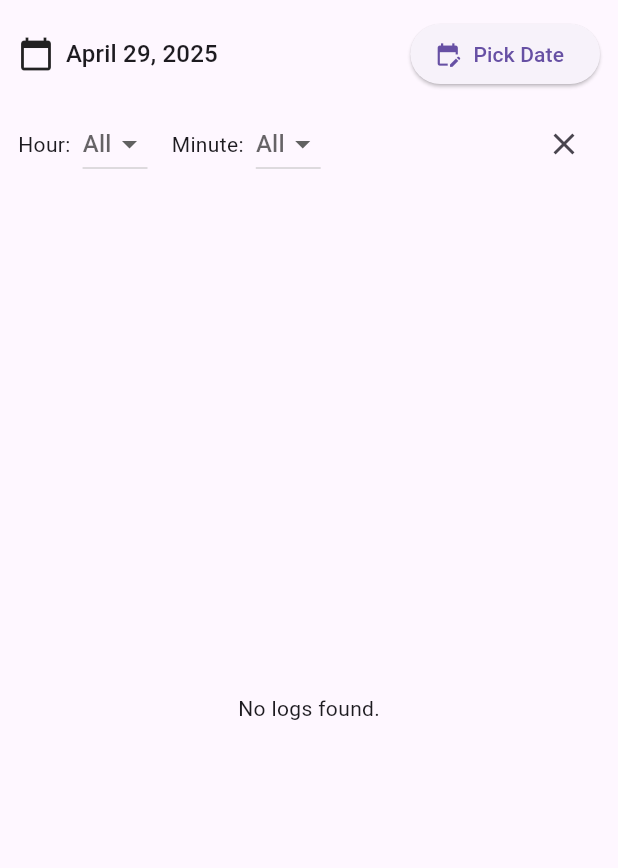
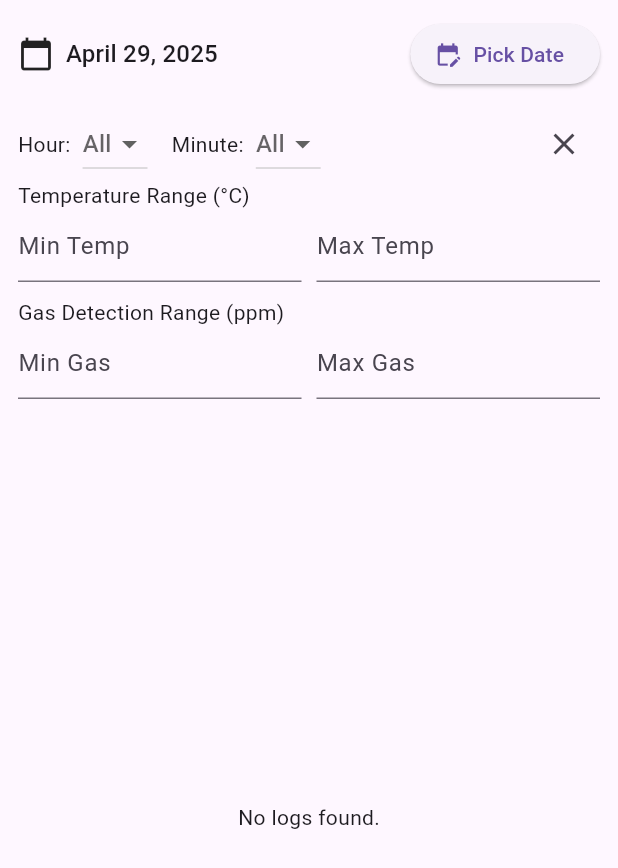
Before and after one commit to SinOfGuardian/pigpen_iot, a Flutter app: the LogTableScreen screen opened directly, after a tap on the "clear" icon, on a phone screen of 412 x 824 dp. Shown: the top 868 px of the screen. Run offline on Flutter 3.47's test engine with Material 3 defaults, Android fonts, the phone set to English and light mode, and no system bars; our stand-ins replace awesome_dialog, cached_network_image, cloud_firestore, entry, eva_icons_flutter, firebase_auth and 22 more; missing offline and left inert: blobs, ffmpeg_kit_flutter_new, firebase_app_check, mjpeg_stream, video_thumbnail; accounts and stored records are empty; generated files the repository leaves out were written again.

Commit message:
(UPDATE) LOG SCREEN
🔧 Error fixed by using TextEditingController properly and disposing them

✅ Temperature & gas detection filters are now functional

✅ Heat Index and Humidity columns added

```diff
--- a/lib/apps/home/userdevices/logs/log_table_screen.dart
+++ b/lib/apps/home/userdevices/logs/log_table_screen.dart
@@ -2,12 +2,32 @@ import 'package:flutter/material.dart';
 import 'package:flutter_riverpod/flutter_riverpod.dart';
 import 'package:intl/intl.dart';
 import 'package:pigpen_iot/apps/home/userdevices/logs/logs_table_provider.dart';
+import 'package:tuple/tuple.dart';
 
-class LogTableScreen extends ConsumerWidget {
+class LogTableScreen extends ConsumerStatefulWidget {
   const LogTableScreen({super.key});
 
   @override
-  Widget build(BuildContext context, WidgetRef ref) {
+  ConsumerState<LogTableScreen> createState() => _LogTableScreenState();
+}
+
+class _LogTableScreenState extends ConsumerState<LogTableScreen> {
+  final tempMinCtrl = TextEditingController();
+  final tempMaxCtrl = TextEditingController();
+  final gasMinCtrl = TextEditingController();
+  final gasMaxCtrl = TextEditingController();
+
+  @override
+  void dispose() {
+    tempMinCtrl.dispose();
+    tempMaxCtrl.dispose();
+    gasMinCtrl.dispose();
+    gasMaxCtrl.dispose();
+    super.dispose();
+  }
+
+  @override
+  Widget build(BuildContext context) {
     final selectedDate = ref.watch(selectedLogDateProvider);
     final logsAsync = ref.watch(logsByDateProvider);
     final selectedHour = ref.watch(selectedHourProvider);
@@ -49,7 +69,7 @@ class LogTableScreen extends ConsumerWidget {
               ),
             ),
 
-            // FILTERS
+            // FILTER DROPDOWNS
             Padding(
               padding: const EdgeInsets.symmetric(horizontal: 12),
               child: Row(
@@ -94,13 +114,104 @@ class LogTableScreen extends ConsumerWidget {
                     onPressed: () {
                       ref.read(selectedHourProvider.notifier).state = null;
                       ref.read(selectedMinuteProvider.notifier).state = null;
+                      ref.read(tempRangeProvider.notifier).state =
+                          const Tuple2(null, null);
+                      ref.read(gasRangeProvider.notifier).state =
+                          const Tuple2(null, null);
+                      tempMinCtrl.clear();
+                      tempMaxCtrl.clear();
+                      gasMinCtrl.clear();
+                      gasMaxCtrl.clear();
                     },
                   ),
                 ],
               ),
             ),
 
-            // LOGS TABLE
+            // RANGE FILTERS
+            Padding(
+              padding: const EdgeInsets.symmetric(horizontal: 12),
+              child: Column(
+                crossAxisAlignment: CrossAxisAlignment.start,
+                children: [
+                  const Text("Temperature Range (°C)"),
+                  Row(
+                    children: [
+                      Flexible(
+                        child: TextField(
+                          controller: tempMinCtrl,
+                          decoration:
+                              const InputDecoration(hintText: "Min Temp"),
+                          keyboardType: TextInputType.number,
+                          onChanged: (val) {
+                            final range = ref.read(tempRangeProvider);
+                            ref.read(tempRangeProvider.notifier).state = Tuple2(
+                              double.tryParse(val),
+                              range.item2,
+                            );
+                          },
+                        ),
+                      ),
+                      const SizedBox(width: 10),
+                      Flexible(
+                        child: TextField(
+                          controller: tempMaxCtrl,
+                          decoration:
+                              const InputDecoration(hintText: "Max Temp"),
+                          keyboardType: TextInputType.number,
+                          onChanged: (val) {
+                            final range = ref.read(tempRangeProvider);
+                            ref.read(tempRangeProvider.notifier).state = Tuple2(
+                              range.item1,
+                              double.tryParse(val),
+                            );
+                          },
+                        ),
+                      ),
+                    ],
+                  ),
+                  const SizedBox(height: 10),
+                  const Text("Gas Detection Range (ppm)"),
+                  Row(
+                    children: [
+                      Flexible(
+                        child: TextField(
+                          controller: gasMinCtrl,
+                          decoration:
+                              const InputDecoration(hintText: "Min Gas"),
+                          keyboardType: TextInputType.number,
+                          onChanged: (val) {
+                            final range = ref.read(gasRangeProvider);
+                            ref.read(gasRangeProvider.notifier).state = Tuple2(
+                              double.tryParse(val),
+                              range.item2,
+                            );
+                          },
+                        ),
+                      ),
+                      const SizedBox(width: 10),
+                      Flexible(
+                        child: TextField(
+                          controller: gasMaxCtrl,
+                          decoration:
+                              const InputDecoration(hintText: "Max Gas"),
+                          keyboardType: TextInputType.number,
+                          onChanged: (val) {
+                            final range = ref.read(gasRangeProvider);
+                            ref.read(gasRangeProvider.notifier).state = Tuple2(
+                              range.item1,
+                              double.tryParse(val),
+                            );
+                          },
+                        ),
+                      ),
+                    ],
+                  ),
+                ],
+              ),
+            ),
+
+            // TABLE
             Expanded(
               child: logsAsync.when(
                 loading: () => const Center(child: CircularProgressIndicator()),
--- a/lib/apps/home/userdevices/logs/logs_table_provider.dart
+++ b/lib/apps/home/userdevices/logs/logs_table_provider.dart
@@ -1,5 +1,6 @@
 import 'package:flutter_riverpod/flutter_riverpod.dart';
 import 'package:pigpen_iot/apps/home/userdevices/logs/logs_model.dart';
+import 'package:tuple/tuple.dart';
 
 import 'package:pigpen_iot/services/firestore_log_service.dart';
 
@@ -10,6 +11,14 @@ final selectedMinuteProvider =
     StateProvider<String?>((ref) => null); // minute_13, etc.
 final selectedLogDateProvider =
     StateProvider<DateTime>((ref) => DateTime.now());
+final tempRangeProvider =
+    StateProvider<Tuple2<double?, double?>>((ref) => const Tuple2(null, null));
+final gasRangeProvider =
+    StateProvider<Tuple2<double?, double?>>((ref) => const Tuple2(null, null));
+final humidRangeProvider =
+    StateProvider<Tuple2<double?, double?>>((ref) => const Tuple2(null, null));
+final heatindexRangeProvider =
+    StateProvider<Tuple2<double?, double?>>((ref) => const Tuple2(null, null));
 
 final deviceIdProvider = Provider<String>((ref) => 'pigpeniot_38eba81f8a3c');
 
@@ -19,11 +28,19 @@ final logsByDateProvider = FutureProvider<List<LogEntry>>((ref) async {
   final deviceId = ref.watch(deviceIdProvider);
   final hour = ref.watch(selectedHourProvider);
   final minute = ref.watch(selectedMinuteProvider);
+  final tempRange = ref.watch(tempRangeProvider);
+  final humidRange = ref.watch(humidRangeProvider);
+  final heatindexRange = ref.watch(heatindexRangeProvider);
+  final gasRange = ref.watch(gasRangeProvider);
 
   return await service.getLogsForDate(
     deviceId: deviceId,
     date: date,
     filterHour: hour,
     filterMinute: minute,
+    tempRange: tempRange,
+    humidRange: humidRange,
+    heatindexRange: heatindexRange,
+    gasRange: gasRange,
   );
 });
--- a/lib/services/firestore_log_service.dart
+++ b/lib/services/firestore_log_service.dart
@@ -1,5 +1,6 @@
 import 'package:cloud_firestore/cloud_firestore.dart';
 import 'package:pigpen_iot/apps/home/userdevices/logs/logs_model.dart';
+import 'package:tuple/tuple.dart';
 
 class FirestoreLogService {
   final FirebaseFirestore _firestore = FirebaseFirestore.instance;
@@ -7,8 +8,12 @@ class FirestoreLogService {
   Future<List<LogEntry>> getLogsForDate({
     required String deviceId,
     required DateTime date,
-    String? filterHour, // add these
+    String? filterHour,
     String? filterMinute,
+    Tuple2<double?, double?>? tempRange,
+    Tuple2<double?, double?>? gasRange,
+    Tuple2<double?, double?>? humidRange,
+    Tuple2<double?, double?>? heatindexRange,
   }) async {
     final year = 'year_${date.year}';
     final month = 'month_${date.month.toString().padLeft(2, '0')}';
@@ -36,13 +41,31 @@ class FirestoreLogService {
         if (filterMinute != null && minute != filterMinute) continue;
 
         final dataMap = Map<String, dynamic>.from(minuteEntry.value);
+
+        final double temp = (dataMap['temperature'] ?? 0).toDouble();
+        final double gas = (dataMap['gas_detection'] ?? 0).toDouble();
+        final double humid = (dataMap['humidity'] ?? 0).toDouble();
+        final double heatIndex = (dataMap['heat_index'] ?? 0).toDouble();
+
+        // Apply range filters
+        if ((tempRange?.item1 != null && temp < tempRange!.item1!) ||
+            (tempRange?.item2 != null && temp > tempRange!.item2!)) continue;
+        if ((gasRange?.item1 != null && gas < gasRange!.item1!) ||
+            (gasRange?.item2 != null && gas > gasRange!.item2!)) continue;
+        if ((humidRange?.item1 != null && humid < humidRange!.item1!) ||
+            (humidRange?.item2 != null && humid > humidRange!.item2!)) continue;
+        if ((heatindexRange?.item1 != null &&
+                heatIndex < heatindexRange!.item1!) ||
+            (heatindexRange?.item2 != null &&
+                heatIndex > heatindexRange!.item2!)) continue;
+
         entries.add(
           LogEntry(
             time: "${hour.split('_')[1]}:${minute.split('_')[1]}",
-            temperature: (dataMap['temperature'] ?? 0).toDouble(),
-            humidity: (dataMap['humidity'] ?? 0).toDouble(),
-            heatIndex: (dataMap['heat_index'] ?? 0).toDouble(),
-            gasDetection: (dataMap['gas_detection'] ?? 0).toDouble(),
+            temperature: temp,
+            humidity: humid,
+            heatIndex: heatIndex,
+            gasDetection: gas,
           ),
         );
       }
--- a/pubspec.yaml
+++ b/pubspec.yaml
@@ -84,6 +84,7 @@ dependencies:
   video_player: ^2.9.5
   firebase_app_check: ^0.3.2+5
   video_thumbnail: ^0.5.3
+  tuple: ^2.0.2
 
 dev_dependencies:
   flutter_test:
```
Also changed, not shown: pubspec.lock, 4 other files.
